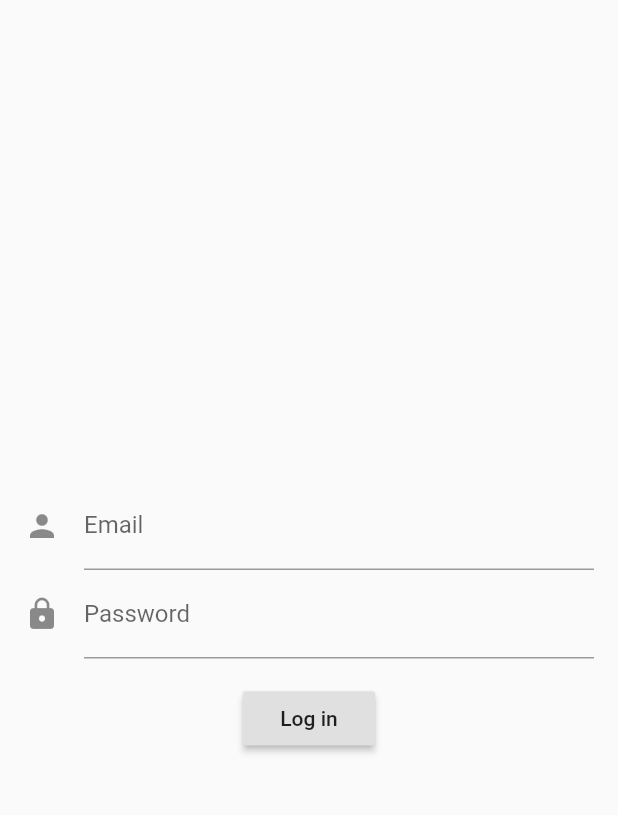
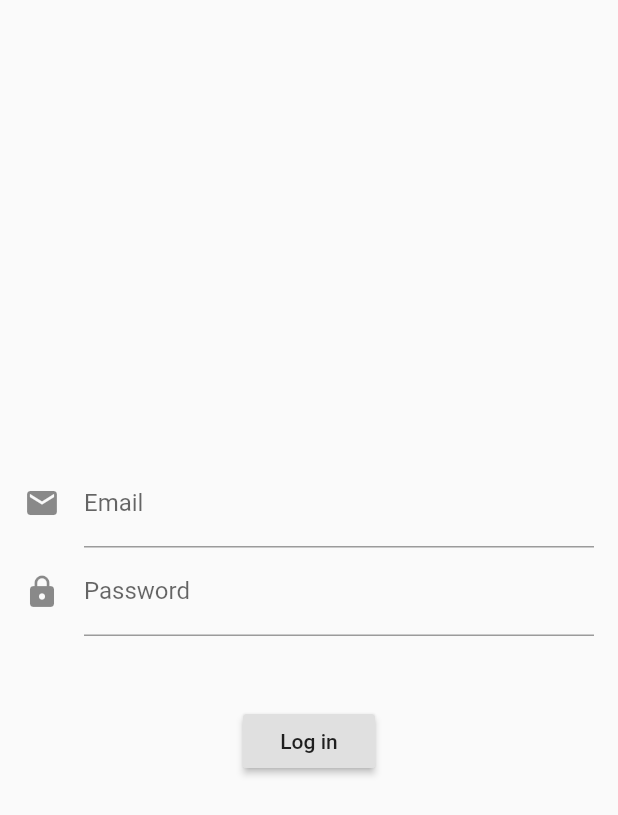
Before and after one commit to turbomates/easybreezy-app, a Flutter app: the screen it shows after launch, after a tap on "Log in", on a phone screen of 412 x 824 dp. Shown: the top 815 px of the screen. Run offline on Flutter 3.47's test engine with Material 2 defaults, Android fonts, the phone set to English and light mode, and no system bars; drawn by our look-alikes of flutter_form_builder; our stand-ins replace bloc, dio, equatable, flutter_bloc, shared_preferences; network calls fail.

Commit message:
fix auth

```diff
--- a/lib/auth/auth_check_page.dart
+++ b/lib/auth/auth_check_page.dart
@@ -8,6 +8,10 @@ class AuthCheckPage extends StatelessWidget {
   Widget build(BuildContext context) {
     return BlocListener<AuthBloc, AuthState>(
       listener: (context, state) {
+        if (state is AuthSignInSuccess) {
+          context.bloc<AuthBloc>().add(AuthChecked());
+        }
+
         if (state is AuthCheckSuccess) {
           Navigator.pushNamed(context, "/profile", arguments: state.user.id);
         }
--- a/lib/auth/auth_form.dart
+++ /dev/null
@@ -1,74 +0,0 @@
-import 'package:flutter/material.dart';
-import 'package:flutter_bloc/flutter_bloc.dart';
-
-import 'package:easybreezy_app/auth/bloc/auth_bloc.dart';
-import 'package:easybreezy_app/auth/modals/modals.dart';
-
-class AuthForm extends StatefulWidget {
-  @override
-  State<StatefulWidget> createState() => _AuthFormState();
-}
-
-class _AuthFormState extends State<AuthForm> {
-  final GlobalKey<FormState> _formKey = GlobalKey<FormState>();
-  final _emailController = TextEditingController();
-  final _passwordController = TextEditingController();
-
-  String _checkFormField(String value) {
-    if (value.isEmpty) {
-      return "Required";
-    }
-
-    return null;
-  }
-
-  @override
-  Widget build(BuildContext context) {
-    return BlocListener<AuthBloc, AuthState>(
-      listener: (context, state) {
-        if (state is AuthSignInSuccess) {
-          Navigator.of(context).pushNamed('/profile');
-        }
-      },
-      child: Scaffold(
-        body: Center(
-          child: Padding(
-              padding: EdgeInsets.all(16),
-              child: Form(
-                  key: _formKey,
-                  child: Column(
-                    mainAxisAlignment: MainAxisAlignment.center,
-                    crossAxisAlignment: CrossAxisAlignment.center,
-                    children: <Widget>[
-                      TextFormField(
-                        controller: _emailController,
-                        decoration: InputDecoration(
-                            icon: Icon(Icons.person), labelText: "Email"),
-                        validator: _checkFormField,
-                      ),
-                      TextFormField(
-                          controller: _passwordController,
-                          obscureText: true,
-                          decoration: InputDecoration(
-                              icon: Icon(Icons.lock), labelText: "Password"),
-                          validator: _checkFormField),
-                      Padding(
-                        padding: EdgeInsets.only(top: 16),
-                        child: RaisedButton(
-                          color: Theme.of(context).buttonColor,
-                          onPressed: () {
-                            BlocProvider.of<AuthBloc>(context).add(AuthSignedIn(
-                                body: AuthModal(
-                                    email: _emailController.text,
-                                    password: _passwordController.text)));
-                          },
-                          child: Text("Log in"),
-                        ),
-                      ),
-                    ],
-                  ))),
-        ),
-      ),
-    );
-  }
-}
--- /dev/null
+++ b/lib/auth/auth_login_form.dart
@@ -0,0 +1,100 @@
+import 'package:flutter/material.dart';
+import 'package:flutter/widgets.dart';
+import 'package:flutter_bloc/flutter_bloc.dart';
+import 'package:flutter_form_builder/flutter_form_builder.dart';
+
+import 'package:easybreezy_app/auth/bloc/auth_bloc.dart';
+import 'package:easybreezy_app/auth/modals/modals.dart';
+
+class AuthLoginForm extends StatefulWidget {
+  @override
+  State<StatefulWidget> createState() => _AuthLoginFormState();
+}
+
+class _AuthLoginFormState extends State<AuthLoginForm> {
+  final GlobalKey<FormBuilderState> _fbKey = GlobalKey<FormBuilderState>();
+  bool _autoValidate = false;
+
+  @override
+  Widget build(BuildContext context) {
+    return BlocConsumer<AuthBloc, AuthState>(
+      listener: (context, state) {
+        if (state is AuthSignInSuccess) {
+          Navigator.of(context).pushNamed('/');
+        }
+      },
+      builder: (context, state) {
+        final bool isAuthSignInFailure = state is AuthSignInFailure;
+        return Padding(
+            padding: EdgeInsets.all(16),
+            child: FormBuilder(
+                autovalidate: _autoValidate,
+                key: _fbKey,
+                child: Column(
+                  mainAxisAlignment: MainAxisAlignment.center,
+                  crossAxisAlignment: CrossAxisAlignment.center,
+                  children: <Widget>[
+                    FormBuilderTextField(
+                      attribute: "email",
+                      decoration: InputDecoration(
+                        icon: Icon(Icons.email),
+                        labelText: "Email",
+                        errorText: isAuthSignInFailure ? "" : null,
+                      ),
+                      validators: [
+//                        FormBuilderValidators.required(errorText: "Required"),
+//                        FormBuilderValidators.email(errorText: "Invalid")
+                      ],
+                    ),
+                    FormBuilderTextField(
+                      attribute: "password",
+                      decoration: InputDecoration(
+                        icon: Icon(Icons.lock),
+                        labelText: "Password",
+                        errorText: isAuthSignInFailure ? "" : null,
+                      ),
+                      validators: [
+                        FormBuilderValidators.required(errorText: "Required"),
+                      ],
+                    ),
+                    Container(
+                      margin: EdgeInsets.only(top: 30),
+                      child: state is AuthSignInFailure
+                          ? _getErrorWidget(state.error)
+                          : null,
+                    ),
+                    Padding(
+                      padding: EdgeInsets.only(top: 16),
+                      child: RaisedButton(
+                        color: Theme.of(context).buttonColor,
+                        onPressed: () => _validateInputs(),
+                        child: Text("Log in"),
+                      ),
+                    ),
+                  ],
+                )));
+      },
+    );
+  }
+
+  Widget _getErrorWidget(String text) {
+    return Text(
+      text,
+      style: TextStyle(fontWeight: FontWeight.bold, color: Colors.redAccent),
+    );
+  }
+
+  void _validateInputs() {
+    if (_fbKey.currentState.validate()) {
+      _fbKey.currentState.save();
+      BlocProvider.of<AuthBloc>(context).add(AuthSignedIn(
+          body: AuthModal(
+              email: _fbKey.currentState.value["email"],
+              password: _fbKey.currentState.value["password"])));
+    } else {
+      setState(() {
+        _autoValidate = true;
+      });
+    }
+  }
+}
--- /dev/null
+++ b/lib/auth/auth_login_page.dart
@@ -0,0 +1,14 @@
+import 'package:flutter/material.dart';
+
+import 'package:easybreezy_app/auth/auth_login_form.dart';
+
+class AuthLoginPage extends StatelessWidget{
+  @override
+  Widget build(BuildContext context) {
+    return Scaffold(
+        body: Center(
+          child: AuthLoginForm(),
+        )
+    );
+  }
+}
--- a/lib/auth/bloc/auth_bloc.dart
+++ b/lib/auth/bloc/auth_bloc.dart
@@ -7,6 +7,7 @@ import 'package:flutter/material.dart';
 
 import 'package:easybreezy_app/auth/modals/modals.dart';
 import 'package:easybreezy_app/auth/repositories/auth_repositories.dart';
+import 'package:easybreezy_app/modals/modals.dart';
 
 part 'auth_event.dart';
 
@@ -22,36 +23,35 @@ class AuthBloc extends Bloc<AuthEvent, AuthState> {
     AuthEvent event,
   ) async* {
     if (event is AuthSignedIn) {
-      final String token = await authRepositories.signIn(event.body);
-      if (token != null) {
+      final response = await authRepositories.signIn(event.body);
+
+      if (response is Success) {
         SharedPreferences prefs = await SharedPreferences.getInstance();
-        await prefs.setString("USER_TOKEN", token);
+        await prefs.setString("USER_TOKEN", response.data);
         yield AuthSignInSuccess();
-      } else {
-        yield AuthSignInFailure();
+      } else if (response is Failure) {
+        yield AuthSignInFailure(error: response.error);
       }
     }
 
     if (event is AuthSignedOut) {
-      final isSignOut = await authRepositories.signOut();
+      final response = await authRepositories.signOut();
 
-      if (isSignOut) {
+      if (response is Success) {
         SharedPreferences prefs = await SharedPreferences.getInstance();
         await prefs.remove("USER_TOKEN");
         yield AuthSignOutSuccess();
+      } else if (response is Failure) {
+        yield AuthSignOutFailure();
       }
     }
 
     if (event is AuthChecked) {
       final response = await authRepositories.check();
 
-      if (response != null) {
-        final User user = User.fromJson(response);
-
-        if (user != null) {
-          yield AuthCheckSuccess(user: user);
-        }
-      } else {
+      if (response is Success) {
+        yield AuthCheckSuccess(user: User.fromJson(response.data));
+      } else if (response is Failure) {
         yield AuthCheckFailure();
       }
     }
--- a/lib/auth/bloc/auth_state.dart
+++ b/lib/auth/bloc/auth_state.dart
@@ -11,7 +11,14 @@ class AuthInitial extends AuthState {}
 
 class AuthSignInSuccess extends AuthState {}
 
-class AuthSignInFailure extends AuthState {}
+class AuthSignInFailure extends AuthState {
+  final String error;
+
+  AuthSignInFailure({@required this.error});
+
+  @override
+  List<Object> get props => [error];
+}
 
 class AuthSignOutSuccess extends AuthState {}
 
--- a/lib/auth/repositories/auth_repositories.dart
+++ b/lib/auth/repositories/auth_repositories.dart
@@ -1,31 +1,39 @@
 import 'package:easybreezy_app/auth/modals/modals.dart';
 import 'package:easybreezy_app/http.dart';
+import 'package:easybreezy_app/modals/modals.dart';
 
 class AuthRepositories {
-  signIn(AuthModal body) {
-    return dio.post("/api/login", data: {
-      "email": body.email,
-      "password": body.password,
-    }).then((value) {
-      return value.data["data"];
-    }).catchError((error) {
-      return null;
-    });
+  signIn(AuthModal body) async {
+    try {
+      final response = await dio.post("/api/login", data: {
+        "email": body.email,
+        "password": body.password,
+      });
+      return Success(data: response.data["data"]);
+    } catch (e) {
+      if (e.response.statusCode == 401) {
+        return Failure(error: "The email or password you entered is incorrect");
+      } else {
+        return Failure(error: "Something went wrong");
+      }
+    }
   }
 
-  signOut() {
-    return dio.get("/api/logout").then((value) {
-      return true;
-    }).catchError((error) {
-      return null;
-    });
+  signOut() async {
+    try {
+      await dio.get("/api/logout");
+      return Success(data: null);
+    } catch (e) {
+      return Failure(error: "Something went wrong");
+    }
   }
 
-  check() {
-    return dio.get("/api/users/me").then((value) {
-      return value.data["data"];
-    }).catchError((error) {
-      return null;
-    });
+  check() async {
+    try {
+      final response = await dio.get("/api/users/me");
+      return Success(data: response.data["data"]);
+    } catch (e) {
+      return Failure(error: "Something went wrong");
+    }
   }
 }
--- a/lib/main.dart
+++ b/lib/main.dart
@@ -2,12 +2,12 @@ import 'package:flutter_bloc/flutter_bloc.dart';
 import 'package:flutter/material.dart';
 
 import 'package:easybreezy_app/auth/auth_check_page.dart';
-import 'package:easybreezy_app/auth/auth_form.dart';
 import 'package:easybreezy_app/auth/bloc/auth_bloc.dart';
 import 'package:easybreezy_app/auth/repositories/auth_repositories.dart';
 import 'package:easybreezy_app/profile/bloc/profile_bloc.dart';
 import 'package:easybreezy_app/profile/profile_page.dart';
 import 'package:easybreezy_app/profile/repositories/repository.dart';
+import 'package:easybreezy_app/auth/auth_login_page.dart';
 
 void main() {
   runApp(App());
@@ -54,8 +54,7 @@ class Route extends StatelessWidget {
       initialRoute: "/",
       routes: {
         "/": (context) => AuthCheckPage(),
-        "/login": (context) => AuthForm(),
-//        "/profile": (context) => ProfilePage(),
+        "/login": (context) => AuthLoginPage(),
       },
     );
   }
--- /dev/null
+++ b/lib/modals/failure.dart
@@ -0,0 +1,7 @@
+import 'package:flutter/material.dart';
+
+class Failure {
+  final String error;
+
+  Failure({@required this.error});
+}
--- a/lib/modals/modals.dart
+++ b/lib/modals/modals.dart
@@ -1 +1,3 @@
 export 'paging.dart';
+export 'success.dart';
+export 'failure.dart';
--- /dev/null
+++ b/lib/modals/success.dart
@@ -0,0 +1,7 @@
+import 'package:flutter/material.dart';
+
+class Success {
+  final dynamic data;
+
+  Success({@required this.data});
+}
--- a/pubspec.yaml
+++ b/pubspec.yaml
@@ -17,6 +17,7 @@ dependencies:
   dio: ^3.0.9
   equatable: ^1.2.3
   shared_preferences: ^0.5.8
+  flutter_form_builder: ^3.12.0
 
 dev_dependencies:
   flutter_test:
```
Also changed, not shown: pubspec.lock.
